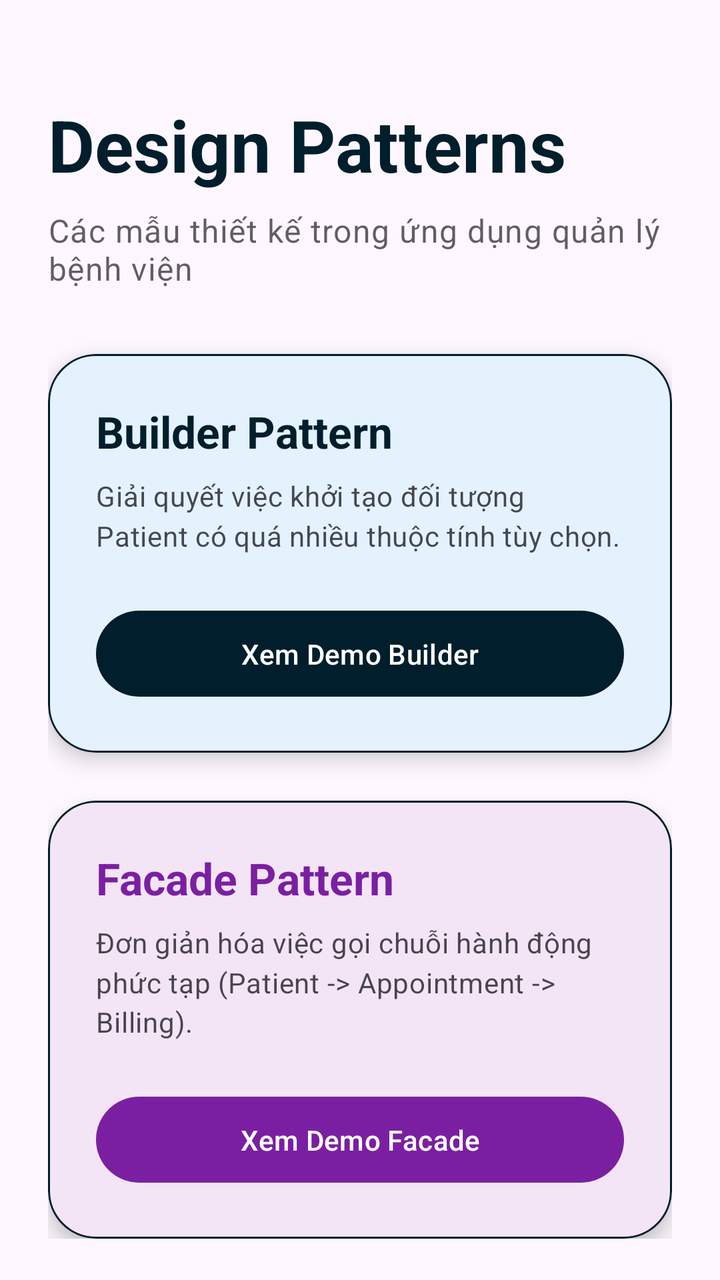
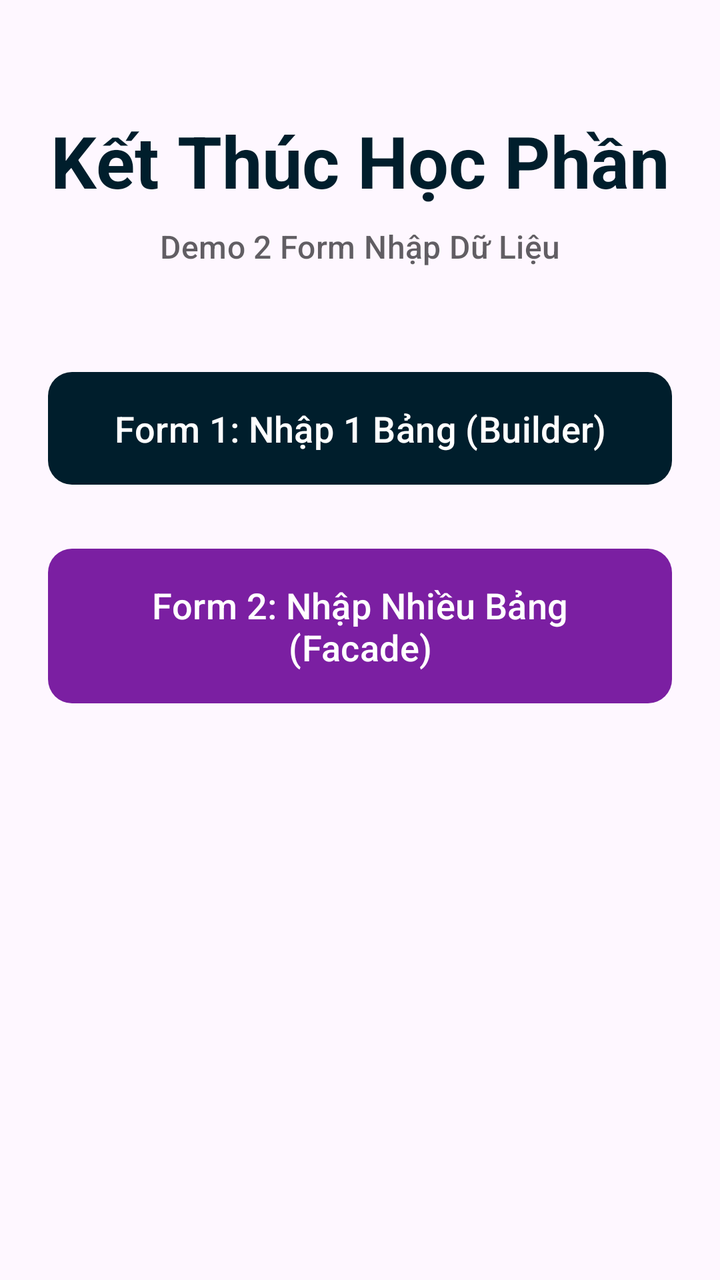

Two renders of the same Android screen: before a commit and after it. Below are the layout's source before the change and the commit's diff.
<!-- AndroidManifest.xml: application theme Theme.DesignPattern -->
<!-- res/layout/activity_main.xml -->
<?xml version="1.0" encoding="utf-8"?>
<androidx.core.widget.NestedScrollView xmlns:android="http://schemas.android.com/apk/res/android"
    xmlns:app="http://schemas.android.com/apk/res-auto"
    xmlns:tools="http://schemas.android.com/tools"
    android:id="@+id/main"
    android:layout_width="match_parent"
    android:layout_height="match_parent"
    android:background="?attr/colorSurface"
    android:fillViewport="true"
    tools:context=".MainActivity">

    <LinearLayout
        android:layout_width="match_parent"
        android:layout_height="wrap_content"
        android:orientation="vertical"
        android:padding="24dp">

        <TextView
            android:layout_width="match_parent"
            android:layout_height="wrap_content"
            android:layout_marginTop="24dp"
            android:text="Design Patterns"
            android:textAppearance="@style/TextAppearance.Material3.DisplaySmall"
            android:textColor="@color/material_dynamic_primary10"
            android:textStyle="bold" />

        <TextView
            android:layout_width="match_parent"
            android:layout_height="wrap_content"
            android:layout_marginTop="8dp"
            android:layout_marginBottom="32dp"
            android:text="Các mẫu thiết kế trong ứng dụng quản lý bệnh viện"
            android:textAppearance="@style/TextAppearance.Material3.BodyLarge"
            android:alpha="0.7" />

        
        <com.google.android.material.card.MaterialCardView
            android:layout_width="match_parent"
            android:layout_height="wrap_content"
            android:layout_marginBottom="24dp"
            app:cardCornerRadius="24dp"
            app:cardElevation="6dp"
            app:strokeColor="@color/material_dynamic_primary10"
            app:strokeWidth="1dp"
            app:cardBackgroundColor="#E3F2FD">

            <LinearLayout
                android:layout_width="match_parent"
                android:layout_height="wrap_content"
                android:orientation="vertical"
                android:padding="24dp">

                <LinearLayout
                    android:layout_width="match_parent"
                    android:layout_height="wrap_content"
                    android:orientation="horizontal"
                    android:gravity="center_vertical">

                    <TextView
                        android:layout_width="0dp"
                        android:layout_height="wrap_content"
                        android:layout_weight="1"
                        android:text="Builder Pattern"
                        android:textAppearance="@style/TextAppearance.Material3.TitleLarge"
                        android:textColor="@color/material_dynamic_primary10"
                        android:textStyle="bold" />
                </LinearLayout>

                <TextView
                    android:layout_width="match_parent"
                    android:layout_height="wrap_content"
                    android:layout_marginTop="8dp"
                    android:text="Giải quyết việc khởi tạo đối tượng Patient có quá nhiều thuộc tính tùy chọn."
                    android:textAppearance="@style/TextAppearance.Material3.BodyMedium"
                    android:lineSpacingMultiplier="1.2"
                    android:alpha="0.8" />

                <com.google.android.material.button.MaterialButton
                    android:id="@+id/buttonCommandPattern"
                    android:layout_width="match_parent"
                    android:layout_height="wrap_content"
                    android:layout_marginTop="24dp"
                    android:text="Xem Demo Builder"
                    app:backgroundTint="@color/material_dynamic_primary10"
                    android:paddingTop="12dp"
                    android:paddingBottom="12dp" />
            </LinearLayout>
        </com.google.android.material.card.MaterialCardView>

        
        <com.google.android.material.card.MaterialCardView
            android:layout_width="match_parent"
            android:layout_height="wrap_content"
            app:cardCornerRadius="24dp"
            app:cardElevation="6dp"
            app:strokeColor="@color/material_dynamic_primary10"
            app:strokeWidth="1dp"
            app:cardBackgroundColor="#F3E5F5">

            <LinearLayout
                android:layout_width="match_parent"
                android:layout_height="wrap_content"
                android:orientation="vertical"
                android:padding="24dp">

                <TextView
                    android:layout_width="match_parent"
                    android:layout_height="wrap_content"
                    android:text="Facade Pattern"
                    android:textAppearance="@style/TextAppearance.Material3.TitleLarge"
                    android:textColor="#7B1FA2"
                    android:textStyle="bold" />

                <TextView
                    android:layout_width="match_parent"
                    android:layout_height="wrap_content"
                    android:layout_marginTop="8dp"
                    android:text="Đơn giản hóa việc gọi chuỗi hành động phức tạp (Patient -> Appointment -> Billing)."
                    android:textAppearance="@style/TextAppearance.Material3.BodyMedium"
                    android:lineSpacingMultiplier="1.2"
                    android:alpha="0.8" />

                <com.google.android.material.button.MaterialButton
                    android:id="@+id/buttonSingletonPattern"
                    android:layout_width="match_parent"
                    android:layout_height="wrap_content"
                    android:layout_marginTop="24dp"
                    android:text="Xem Demo Facade"
                    app:backgroundTint="#7B1FA2"
                    android:paddingTop="12dp"
                    android:paddingBottom="12dp" />
            </LinearLayout>
        </com.google.android.material.card.MaterialCardView>

    </LinearLayout>
</androidx.core.widget.NestedScrollView>
<!-- resources referenced by this layout -->
<resources>
  <color name="material_dynamic_primary10">#21005D</color>
  <style name="Theme.DesignPattern" parent="Base.Theme.DesignPattern" />
  <style name="Base.Theme.DesignPattern" parent="Theme.Material3.DayNight.NoActionBar">
          
          
      </style>
</resources>

<!-- the commit's change to res/layout/activity_main.xml (unified diff, before → after) -->
@@ -18,119 +18,45 @@
         <TextView
             android:layout_width="match_parent"
             android:layout_height="wrap_content"
-            android:layout_marginTop="24dp"
-            android:text="Design Patterns"
+            android:layout_marginTop="32dp"
+            android:text="Kết Thúc Học Phần"
             android:textAppearance="@style/TextAppearance.Material3.DisplaySmall"
             android:textColor="@color/material_dynamic_primary10"
-            android:textStyle="bold" />
+            android:textStyle="bold"
+            android:gravity="center" />
 
         <TextView
             android:layout_width="match_parent"
             android:layout_height="wrap_content"
             android:layout_marginTop="8dp"
-            android:layout_marginBottom="32dp"
-            android:text="Các mẫu thiết kế trong ứng dụng quản lý bệnh viện"
-            android:textAppearance="@style/TextAppearance.Material3.BodyLarge"
+            android:layout_marginBottom="48dp"
+            android:text="Demo 2 Form Nhập Dữ Liệu"
+            android:textAppearance="@style/TextAppearance.Material3.TitleMedium"
+            android:gravity="center"
             android:alpha="0.7" />
 
         
-        <com.google.android.material.card.MaterialCardView
+        <com.google.android.material.button.MaterialButton
+            android:id="@+id/buttonForm1"
             android:layout_width="match_parent"
             android:layout_height="wrap_content"
             android:layout_marginBottom="24dp"
-            app:cardCornerRadius="24dp"
-            app:cardElevation="6dp"
-            app:strokeColor="@color/material_dynamic_primary10"
-            app:strokeWidth="1dp"
-            app:cardBackgroundColor="#E3F2FD">
-
-            <LinearLayout
-                android:layout_width="match_parent"
-                android:layout_height="wrap_content"
-                android:orientation="vertical"
-                android:padding="24dp">
-
-                <LinearLayout
-                    android:layout_width="match_parent"
-                    android:layout_height="wrap_content"
-                    android:orientation="horizontal"
-                    android:gravity="center_vertical">
-
-                    <TextView
-                        android:layout_width="0dp"
-                        android:layout_height="wrap_content"
-                        android:layout_weight="1"
-                        android:text="Builder Pattern"
-                        android:textAppearance="@style/TextAppearance.Material3.TitleLarge"
-                        android:textColor="@color/material_dynamic_primary10"
-                        android:textStyle="bold" />
-                </LinearLayout>
-
-                <TextView
-                    android:layout_width="match_parent"
-                    android:layout_height="wrap_content"
-                    android:layout_marginTop="8dp"
-                    android:text="Giải quyết việc khởi tạo đối tượng Patient có quá nhiều thuộc tính tùy chọn."
-                    android:textAppearance="@style/TextAppearance.Material3.BodyMedium"
-                    android:lineSpacingMultiplier="1.2"
-                    android:alpha="0.8" />
-
-                <com.google.android.material.button.MaterialButton
-                    android:id="@+id/buttonCommandPattern"
-                    android:layout_width="match_parent"
-                    android:layout_height="wrap_content"
-                    android:layout_marginTop="24dp"
-                    android:text="Xem Demo Builder"
-                    app:backgroundTint="@color/material_dynamic_primary10"
-                    android:paddingTop="12dp"
-                    android:paddingBottom="12dp" />
-            </LinearLayout>
-        </com.google.android.material.card.MaterialCardView>
+            android:text="Form 1: Nhập 1 Bảng (Builder)"
+            android:textSize="18sp"
+            android:padding="16dp"
+            app:cornerRadius="12dp"
+            app:backgroundTint="@color/material_dynamic_primary10" />
 
         
-        <com.google.android.material.card.MaterialCardView
+        <com.google.android.material.button.MaterialButton
+            android:id="@+id/buttonForm2"
             android:layout_width="match_parent"
             android:layout_height="wrap_content"
-            app:cardCornerRadius="24dp"
-            app:cardElevation="6dp"
-            app:strokeColor="@color/material_dynamic_primary10"
-            app:strokeWidth="1dp"
-            app:cardBackgroundColor="#F3E5F5">
-
-            <LinearLayout
-                android:layout_width="match_parent"
-                android:layout_height="wrap_content"
-                android:orientation="vertical"
-                android:padding="24dp">
-
-                <TextView
-                    android:layout_width="match_parent"
-                    android:layout_height="wrap_content"
-                    android:text="Facade Pattern"
-                    android:textAppearance="@style/TextAppearance.Material3.TitleLarge"
-                    android:textColor="#7B1FA2"
-                    android:textStyle="bold" />
-
-                <TextView
-                    android:layout_width="match_parent"
-                    android:layout_height="wrap_content"
-                    android:layout_marginTop="8dp"
-                    android:text="Đơn giản hóa việc gọi chuỗi hành động phức tạp (Patient -> Appointment -> Billing)."
-                    android:textAppearance="@style/TextAppearance.Material3.BodyMedium"
-                    android:lineSpacingMultiplier="1.2"
-                    android:alpha="0.8" />
-
-                <com.google.android.material.button.MaterialButton
-                    android:id="@+id/buttonSingletonPattern"
-                    android:layout_width="match_parent"
-                    android:layout_height="wrap_content"
-                    android:layout_marginTop="24dp"
-                    android:text="Xem Demo Facade"
-                    app:backgroundTint="#7B1FA2"
-                    android:paddingTop="12dp"
-                    android:paddingBottom="12dp" />
-            </LinearLayout>
-        </com.google.android.material.card.MaterialCardView>
+            android:text="Form 2: Nhập Nhiều Bảng (Facade)"
+            android:textSize="18sp"
+            android:padding="16dp"
+            app:cornerRadius="12dp"
+            app:backgroundTint="#7B1FA2" />
 
     </LinearLayout>
 </androidx.core.widget.NestedScrollView>
